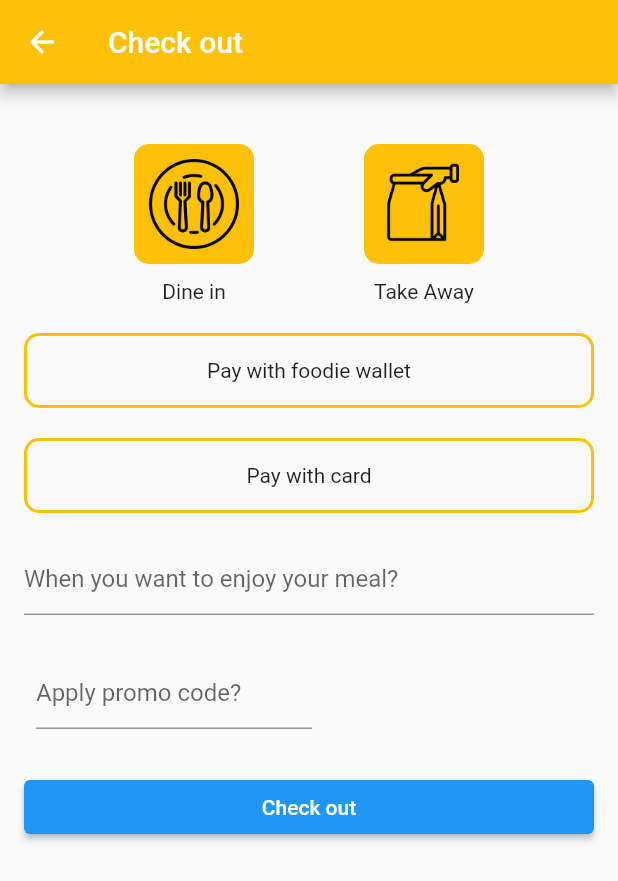
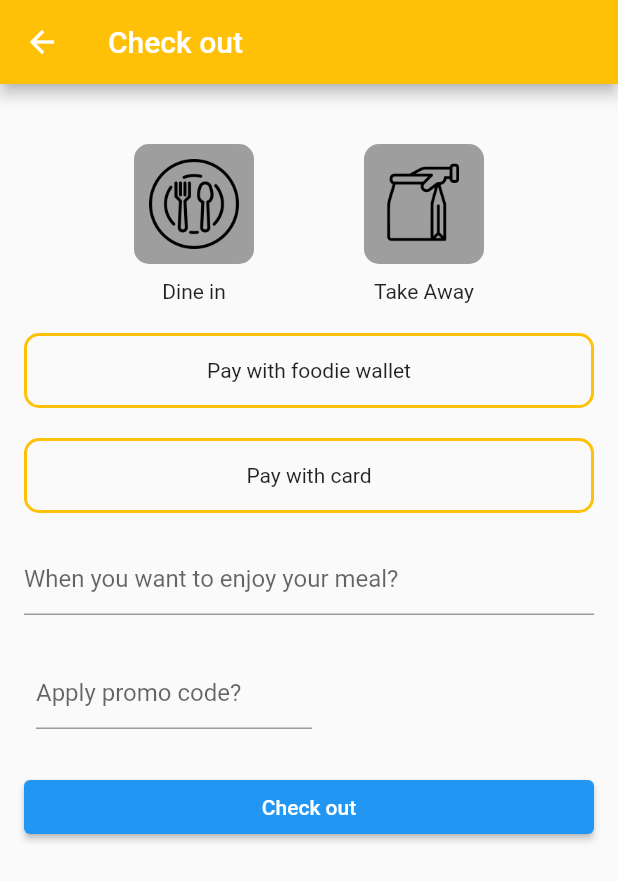
Before and after one commit to Shark929/foodie, a Flutter app: the CheckOutScreen screen opened directly with empty values, on a phone screen of 412 x 824 dp. Shown: the top 881 px of the screen. Run offline on Flutter 3.47's test engine with Material 2 defaults, Android fonts, the phone set to English and light mode, and no system bars; our stand-ins replace cloud_firestore, firebase_core, firebase_storage, image_picker; accounts and stored records are empty; project files that could hold a hidden picture were left out.

Commit message:
added dinein and takeaway function

```diff
--- a/lib/screens/customers/check_out_screen.dart
+++ b/lib/screens/customers/check_out_screen.dart
@@ -23,6 +23,9 @@ class _CheckOutScreenState extends State<CheckOutScreen> {
   String promoCode = "";
   bool isVerifed = false;
   List cartIdList = [];
+  String behaviour = "0"; // 1-dine in, 0-take away
+  bool isDineIn = false;
+  bool isTakeAway = false;
   _launchURL() async {
     const url = 'https://www.pbebank.com/';
     final uri = Uri.parse(url);
@@ -123,7 +126,16 @@ class _CheckOutScreenState extends State<CheckOutScreen> {
               Row(
                 mainAxisAlignment: MainAxisAlignment.spaceEvenly,
                 children: [
-                  Column(
+                  InkWell(
+                    onTap: () {
+                      setState(() {
+                        behaviour = "1";
+                        isDineIn = true;
+                        isTakeAway = false;
+                      });
+                      print(behaviour);
+                    },
+                    child: Column(
                       children: [
                         Container(
                           padding: const EdgeInsets.all(10),
@@ -131,7 +143,8 @@ class _CheckOutScreenState extends State<CheckOutScreen> {
                           height: 80,
                           decoration: BoxDecoration(
                               borderRadius: BorderRadius.circular(10),
-                            color: Colors.amber),
+                              color:
+                                  isDineIn ? Colors.amber : Colors.grey[500]),
                           child: Image.asset("assets/dish.png"),
                         ),
                         const SizedBox(
@@ -140,7 +153,17 @@ class _CheckOutScreenState extends State<CheckOutScreen> {
                         const Text("Dine in"),
                       ],
                     ),
-                  Column(
+                  ),
+                  InkWell(
+                    onTap: () {
+                      setState(() {
+                        behaviour = "0";
+                        isDineIn = false;
+                        isTakeAway = true;
+                      });
+                      print(behaviour);
+                    },
+                    child: Column(
                       children: [
                         Container(
                           padding: const EdgeInsets.all(10),
@@ -148,7 +171,8 @@ class _CheckOutScreenState extends State<CheckOutScreen> {
                           height: 80,
                           decoration: BoxDecoration(
                               borderRadius: BorderRadius.circular(10),
-                            color: Colors.amber),
+                              color:
+                                  isTakeAway ? Colors.amber : Colors.grey[500]),
                           child: Image.asset("assets/take-away.png"),
                         ),
                         const SizedBox(
@@ -156,6 +180,7 @@ class _CheckOutScreenState extends State<CheckOutScreen> {
                         ),
                         const Text("Take Away"),
                       ],
+                    ),
                   )
                 ],
               ),
```
Lines whose indentation alone changed are shown as unchanged.
